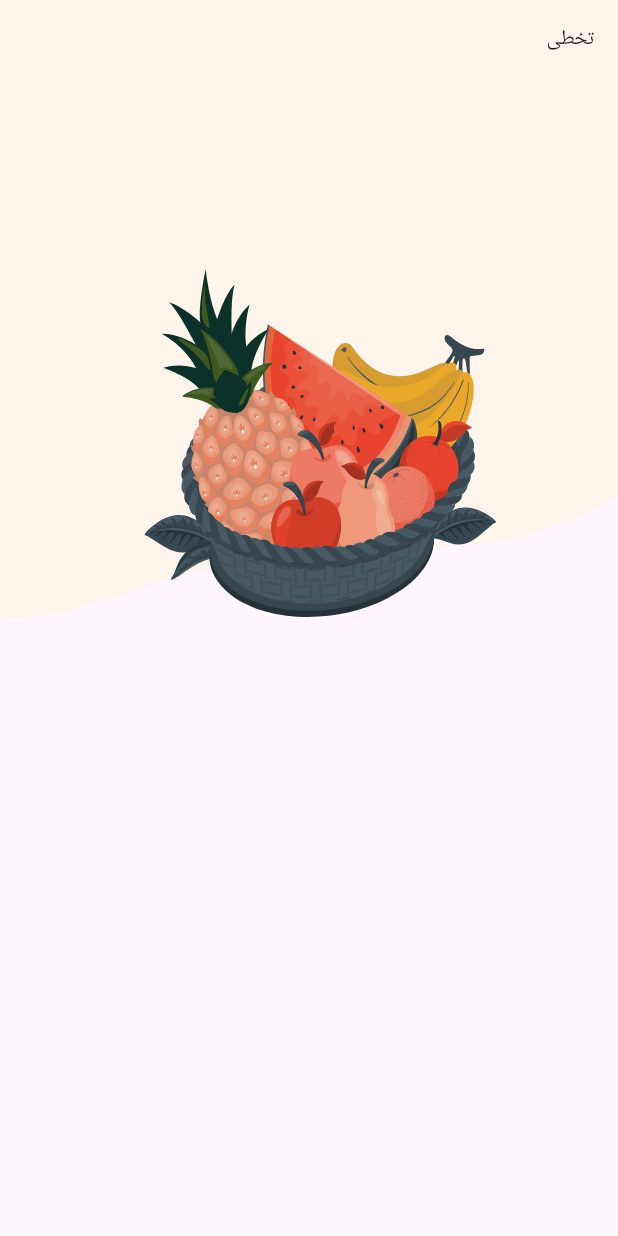
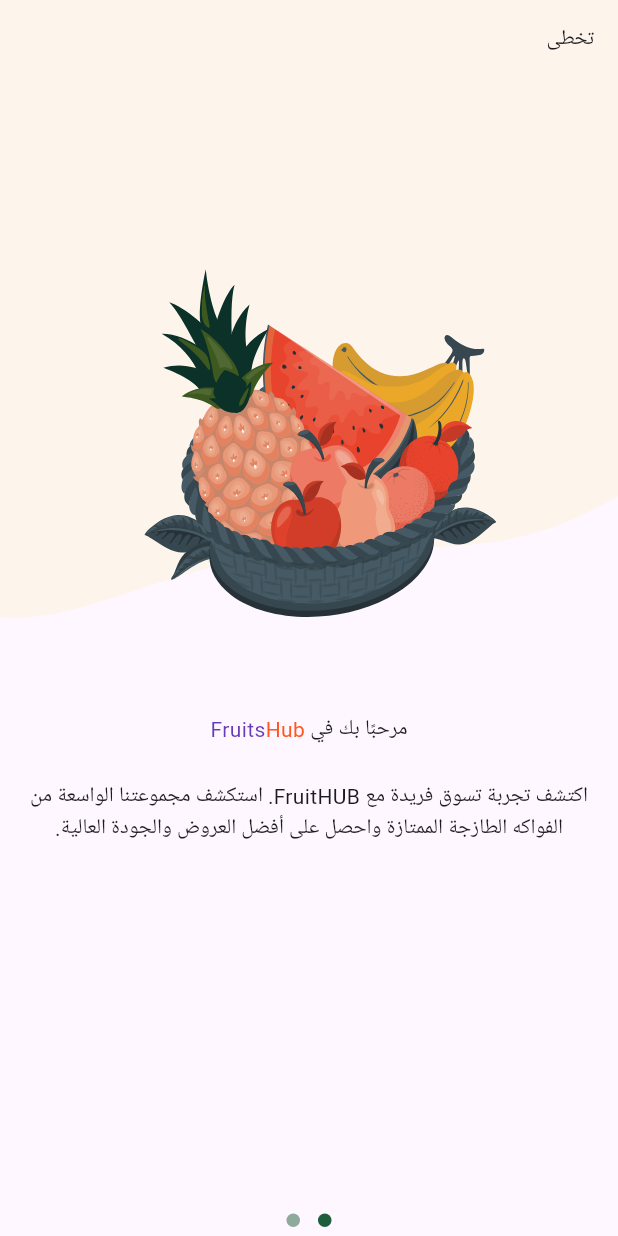
Before and after one commit to Kaream66/Fruit-hub, a Flutter app: the screen it shows after launch, on a phone screen of 412 x 824 dp. Run offline on Flutter 3.47's test engine with Material 3 defaults, Android fonts, the phone set to English and light mode, and no system bars; drawn by our look-alikes of dots_indicator; our stand-ins replace flutter_svg.

Commit message:
create on boarding page and add the indictors

```diff
--- /dev/null
+++ b/lib/core/utils/app_colors.dart
@@ -0,0 +1,8 @@
+import 'package:flutter/material.dart';
+
+abstract class AppColors {
+  static const Color primaryColor = Color(0xff1F5E3B);
+  static const Color lightPrimaryColor = Color(0xFF2D9F5D);
+  static const Color secondaryColor = Color(0xFFF4A91F);
+  static const Color lightSecondaryColor = Color(0xFFF8C76D);
+}
--- a/lib/features/onboarding/presentation/widgets/on_boarding_page_view.dart
+++ b/lib/features/onboarding/presentation/widgets/on_boarding_page_view.dart
@@ -1,10 +1,56 @@
 import 'package:flutter/material.dart';
+import 'package:fruits_hub/features/onboarding/presentation/widgets/page_view_item.dart';
 
 class OnBoardingPageView extends StatelessWidget {
   const OnBoardingPageView({super.key});
 
   @override
   Widget build(BuildContext context) {
-    return PageView(children: []);
+    return Expanded(
+      child: PageView(
+        children: [
+          PageViewItem(
+            image: 'assets/images/page_view_item1_image.svg',
+            backGroundImage:
+                'assets/images/page_view_item1_background_image.svg',
+            title: Row(
+              mainAxisAlignment: MainAxisAlignment.center,
+              children: [
+                Text('مرحبًا بك في '),
+                Text(
+                  'Hub',
+                  style: TextStyle(color: Colors.deepOrange),
+                ),
+                Text(
+                  'Fruits',
+                  style: TextStyle(color: Colors.deepPurple),
+                ),
+              ],
+            ),
+            subTitle:
+                'اكتشف تجربة تسوق فريدة مع FruitHUB. استكشف مجموعتنا الواسعة من الفواكه الطازجة الممتازة واحصل على أفضل العروض والجودة العالية.',
+          ),
+          PageViewItem(
+            image: 'assets/images/page_view_item2_image.svg',
+            backGroundImage:
+                'assets/images/page_view_item2_background_image.svg',
+            title: Row(
+              mainAxisAlignment: MainAxisAlignment.center,
+              children: [
+                Text(
+                  ' أبحث و تسوق ',
+                  style: TextStyle(
+                    fontWeight: FontWeight.bold,
+                    fontSize: 24,
+                  ),
+                ),
+              ],
+            ),
+            subTitle:
+                'نقدم لك أفضل الفواكه المختارة بعناية. اطلع على التفاصيل والصور والتقييمات لتتأكد من اختيار الفاكهة المثالية',
+          ),
+        ],
+      ),
+    );
   }
 }
--- a/lib/features/onboarding/presentation/widgets/on_boarding_view_body.dart
+++ b/lib/features/onboarding/presentation/widgets/on_boarding_view_body.dart
@@ -1,5 +1,7 @@
+import 'package:dots_indicator/dots_indicator.dart';
 import 'package:flutter/material.dart';
-import 'package:fruits_hub/features/onboarding/presentation/widgets/page_view_item.dart';
+import 'package:fruits_hub/core/utils/app_colors.dart';
+import 'package:fruits_hub/features/onboarding/presentation/widgets/on_boarding_page_view.dart';
 
 class OnBoardingViewBody extends StatelessWidget {
   const OnBoardingViewBody({super.key});
@@ -8,20 +10,12 @@ class OnBoardingViewBody extends StatelessWidget {
   Widget build(BuildContext context) {
     return Column(
       children: [
-        Expanded(
-          child: PageViewItem(
-            image: 'assets/images/page_view_item1_image.svg',
-            backGroundImage:
-                'assets/images/page_view_item1_background_image.svg',
-            title: Row(
-              children: [
-                Text('مرحبًا بك في '),
-                Text('Fruit'),
-                Text('HUB'),
-              ],
-            ),
-            subTitle:
-                'اكتشف تجربة تسوق فريدة مع FruitHUB. استكشف مجموعتنا الواسعة من الفواكه الطازجة الممتازة واحصل على أفضل العروض والجودة العالية.',
+        Expanded(child: OnBoardingPageView()),
+        DotsIndicator(
+          dotsCount: 2,
+          decorator: DotsDecorator(
+            activeColor: AppColors.primaryColor,
+            color: AppColors.primaryColor.withOpacity(0.5),
           ),
         ),
       ],
--- a/lib/features/onboarding/presentation/widgets/page_view_item.dart
+++ b/lib/features/onboarding/presentation/widgets/page_view_item.dart
@@ -41,6 +41,13 @@ class PageViewItem extends StatelessWidget {
             ],
           ),
         ),
+        SizedBox(height: 64),
+        title,
+        SizedBox(height: 24),
+        Padding(
+          padding: const EdgeInsets.symmetric(horizontal: 16.0),
+          child: Text(subTitle, textAlign: TextAlign.center),
+        ),
       ],
     );
   }
--- a/pubspec.yaml
+++ b/pubspec.yaml
@@ -35,6 +35,7 @@ dependencies:
 
   cupertino_icons: ^1.0.8
   flutter_svg: ^2.2.1
+  dots_indicator: ^4.0.1
 
 dev_dependencies:
   flutter_launcher_icons: "^0.14.4"
```
Also changed, not shown: pubspec.lock.
